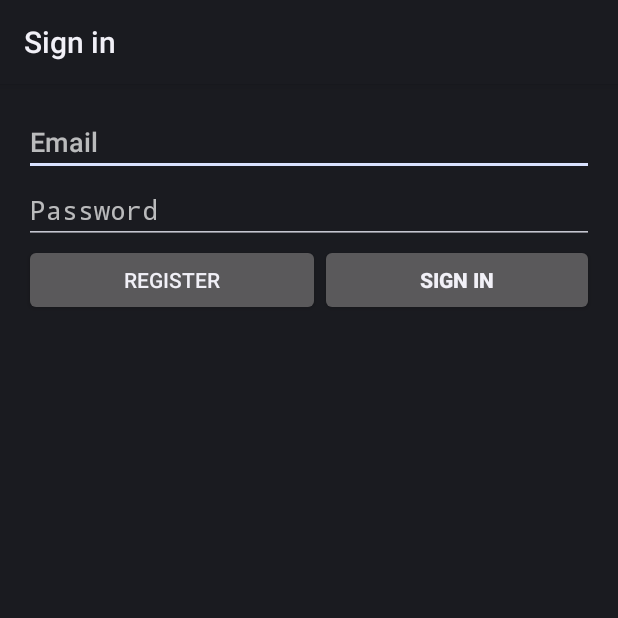
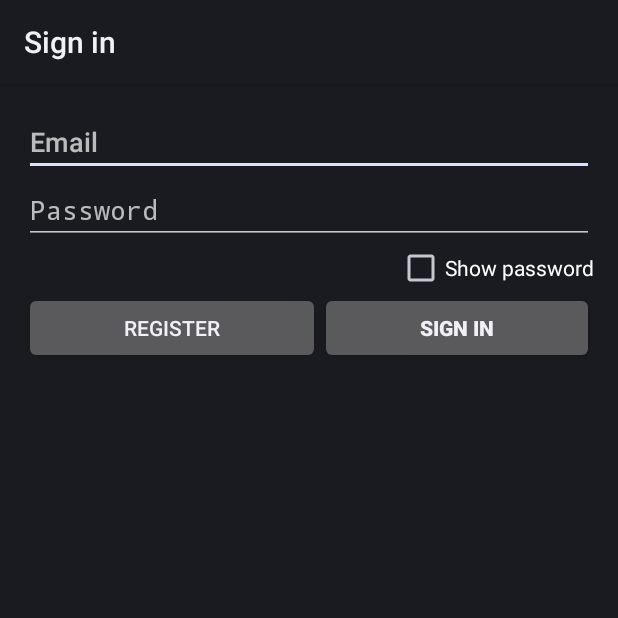
Before and after one commit to PuR3v1L/SocialWifiProject, an Android app: the screen it shows after launch (LoginActivity), on a phone screen of 412 x 824 dp, the top half of it. Run offline under Robolectric (Android 15) with nearby library versions, the phone set to English and light mode, and no system bars; libraries missing offline, so code that uses them is left out: com.bugsense.trace; 1 statement that could not run was skipped.

Commit message:
Alpha v.0.0.6b + filter available wifi based on SSID, instead of BSSID. + logout option. + username TextView at the bottom right corner. + send username for update. + "show password" checkboxes everywhere...

```diff
--- a/SocialWifi/src/main/AndroidManifest.xml
+++ b/SocialWifi/src/main/AndroidManifest.xml
@@ -2,9 +2,9 @@
 <manifest xmlns:android="http://schemas.android.com/apk/res/android"
     package="com.spydiko.socialwifi"
     android:versionCode="1"
-    android:versionName="alpha 0.0.6" >
+    android:versionName="alpha 0.0.6b">
 
-    <uses-sdk
+<uses-sdk
         android:minSdkVersion="7"
         android:targetSdkVersion="18" />
 
--- a/SocialWifi/src/main/java/com/spydiko/socialwifi/LoginActivity.java
+++ b/SocialWifi/src/main/java/com/spydiko/socialwifi/LoginActivity.java
@@ -9,11 +9,14 @@ import android.content.Intent;
 import android.os.AsyncTask;
 import android.os.Build;
 import android.os.Bundle;
+import android.text.InputType;
 import android.text.TextUtils;
 import android.util.Log;
 import android.view.KeyEvent;
 import android.view.View;
 import android.view.inputmethod.EditorInfo;
+import android.widget.CheckBox;
+import android.widget.CompoundButton;
 import android.widget.EditText;
 import android.widget.TextView;
 import android.widget.Toast;
@@ -49,8 +52,9 @@ public class LoginActivity extends Activity {
     private String hostIPstr = "83.212.121.161";
     private int serverPort = 44444;
     private static final String TAG = "LoginActivity";
+	private CheckBox showPasswordCB;
 
-    @Override
+	@Override
     protected void onCreate(Bundle savedInstanceState) {
         super.onCreate(savedInstanceState);
 
@@ -88,7 +92,20 @@ public class LoginActivity extends Activity {
                 attemptLogin(false);
             }
         });
-    }
+
+		showPasswordCB = (CheckBox) findViewById(R.id.show_password_login);
+		showPasswordCB.setOnCheckedChangeListener(new CompoundButton.OnCheckedChangeListener() {
+			@Override
+			public void onCheckedChanged(CompoundButton compoundButton, boolean b) {
+				EditText password = (EditText) findViewById(R.id.password);
+				if (b) {
+					password.setInputType(InputType.TYPE_TEXT_VARIATION_VISIBLE_PASSWORD);
+				} else {
+					password.setInputType(129);
+				}
+			}
+		});
+	}
 
     /**
      * Attempts to sign in or register the account specified by the login form.
--- a/SocialWifi/src/main/java/com/spydiko/socialwifi/UploadToServer.java
+++ b/SocialWifi/src/main/java/com/spydiko/socialwifi/UploadToServer.java
@@ -98,6 +98,7 @@ public class UploadToServer extends AsyncTask<Void, Void, Boolean> {
 			dos.writeBytes(String.valueOf(socialWifi.getAreaRadius()) + "\r\n");
 			dos.writeBytes(Double.toString(location[0]) + "\r\n");
 			dos.writeBytes(Double.toString(location[1]) + "\r\n");
+			dos.writeBytes(socialWifi.getSharedPreferenceString("username") + "\r\n");
 			Log.d(TAG, "Sent: " + String.valueOf(socialWifi.getAreaRadius()) + " " + Double.toString(location[0]) + " " + Double.toString(location[1]));
 			size = Integer.parseInt(dis.readLine());
 			Log.d(TAG, "Size: " + size);
@@ -201,7 +202,7 @@ public class UploadToServer extends AsyncTask<Void, Void, Boolean> {
 		Log.d(TAG, "extraInfo: " + extraInfo);
 		if (extraInfo.contains("WEP")) typeOfEncryption = 1;
 		else if (extraInfo.contains("WPA2")) typeOfEncryption = 3;
-		else if (extraInfo.contains("WAP")) typeOfEncryption = 2;
+		else if (extraInfo.contains("WAP") || extraInfo.contains("WPA")) typeOfEncryption = 2;
 		socialWifi.removeNetwork(ssid);
 		socialWifi.connect(ssid, password, typeOfEncryption);
 		    /* Check if password is correct and if the phone can connect to the network*/
--- a/SocialWifi/src/main/res/layout/activity_login.xml
+++ b/SocialWifi/src/main/res/layout/activity_login.xml
@@ -53,6 +53,14 @@
                 android:imeActionLabel="@string/action_sign_in_short"
                 android:imeActionId="@+id/login"
                 android:imeOptions="actionUnspecified" />
+
+            <CheckBox
+                    android:id="@+id/show_password_login"
+                    android:layout_width="wrap_content"
+                    android:layout_height="match_parent"
+                    android:text="@string/show_password"
+                    android:layout_gravity="right"/>
+
             <LinearLayout
                 android:layout_width="fill_parent"
                 android:layout_height="match_parent"
--- a/SocialWifi/src/main/res/layout/upload_dialog.xml
+++ b/SocialWifi/src/main/res/layout/upload_dialog.xml
@@ -27,6 +27,12 @@
         android:fontFamily="sans-serif"
         android:hint="@string/password"/>
 
+    <CheckBox
+            android:id="@+id/show_password"
+            android:layout_width="wrap_content"
+            android:layout_height="match_parent"
+            android:text="@string/show_password"
+            android:layout_gravity="right"/>
 
 
 </LinearLayout>
--- a/SocialWifi/src/main/res/menu/main.xml
+++ b/SocialWifi/src/main/res/menu/main.xml
@@ -1,10 +1,13 @@
 <menu xmlns:android="http://schemas.android.com/apk/res/android">
     <item
-        android:id="@+id/itemToggleService"
-        android:title="@string/updateFromServer"
-        android:icon="@android:drawable/stat_notify_sync"
-        android:showAsAction="ifRoom"/>
+            android:id="@+id/itemToggleService"
+            android:title="@string/updateFromServer"
+            android:icon="@android:drawable/stat_notify_sync"
+            android:showAsAction="ifRoom"/>
     <item
             android:id="@+id/preferences"
             android:title="@string/preferences"/>
+    <item
+            android:id="@+id/logout"
+            android:title="@string/logout"/>
 </menu>
--- a/SocialWifi/src/main/res/values/strings.xml
+++ b/SocialWifi/src/main/res/values/strings.xml
@@ -15,6 +15,8 @@
     <string name="radius_pref_title">Area of interest</string>
     <string name="titlePrefs">Preferences</string>
     <string name="area_radius_sum">Set the area you want to download. Now set to:</string>
+    <string name="logout">Logout</string>
+    <string name="show_password">Show password</string>
 
 
 </resources>
```
Also changed, not shown: SocialWifi/src/main/java/com/spydiko/socialwifi/MainActivity.java (+48 -9 lines), SocialWifi/src/main/java/com/spydiko/socialwifi/SocialWifi.java (+8 -4 lines), SocialWifi/src/main/res/layout/activity_main.xml (+18 -4 lines).
